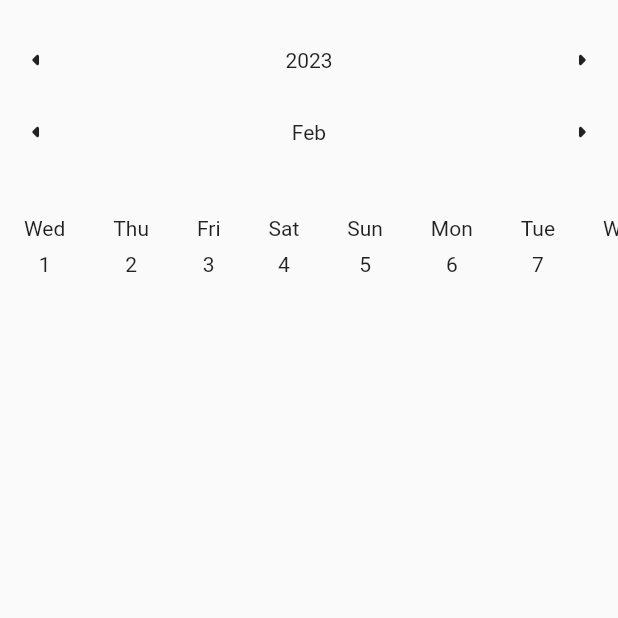
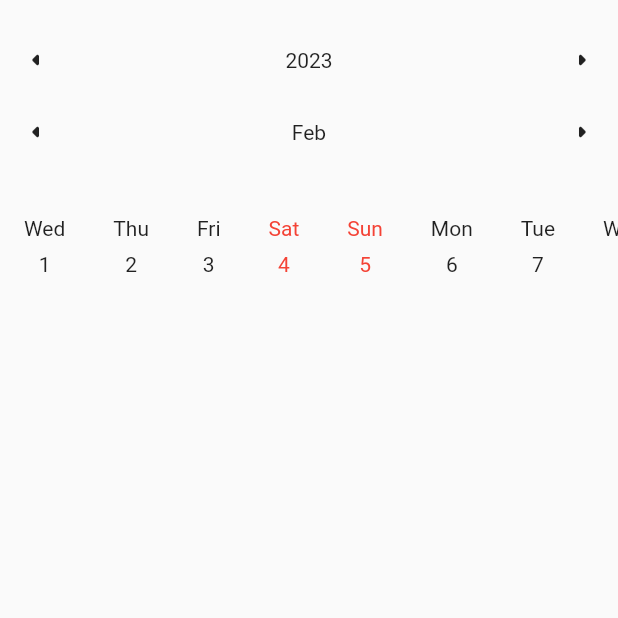
Before and after one commit to Harits19/daily_routine_app, a Flutter app: the screen it shows after launch, on a phone screen of 412 x 824 dp, the top half of it. Run offline on Flutter 3.47's test engine with Material 2 defaults, Android fonts, the phone set to English and light mode, and no system bars; drawn by our look-alikes of scrollable_positioned_list; our stand-ins replace logger, shared_preferences; generated files the repository leaves out were written again.

```diff
--- a/lib/src/constan/date.dart
+++ b/lib/src/constan/date.dart
@@ -1,3 +1,5 @@
+import 'package:daily_routine_app/src/models/daily_task_model.dart';
+
 class KDate {
   static List<String> get listOfMonths => [
         "dummy",
@@ -16,5 +18,5 @@ class KDate {
       ];
 
   static List<String> get listOfDays =>
-      ['dummy', "Mon", "Tue", "Wed", "Thu", "Fri", "Sat", "Sun"];
+      ['dummy', ...Weekend.values.map((e) => e.text)];
 }
--- /dev/null
+++ b/lib/src/home/action_view.dart
@@ -0,0 +1,45 @@
+import 'package:daily_routine_app/src/constan/size.dart';
+import 'package:daily_routine_app/src/widgets/touchable_opacity.dart';
+import 'package:flutter/material.dart';
+
+class ActionViewProps {
+  String text;
+  IconData icon;
+  VoidCallback onPress;
+  ActionViewProps({
+    required this.text,
+    required this.icon,
+    required this.onPress,
+  });
+}
+
+class ActionView extends StatelessWidget {
+  const ActionView({
+    super.key,
+    required this.e,
+  });
+
+  final ActionViewProps e;
+
+  @override
+  Widget build(BuildContext context) {
+    return TouchableOpacity(
+      onTap: e.onPress,
+      child: Card(
+        margin: const EdgeInsets.all(KSize.s8),
+        child: Padding(
+          padding: const EdgeInsets.all(KSize.s16),
+          child: Row(
+            children: [
+              Icon(e.icon),
+              const SizedBox(
+                width: KSize.s8,
+              ),
+              Text(e.text)
+            ],
+          ),
+        ),
+      ),
+    );
+  }
+}
--- a/lib/src/home/home_view.dart
+++ b/lib/src/home/home_view.dart
@@ -7,7 +7,7 @@ import 'package:daily_routine_app/src/models/time_of_day_model.dart';
 import 'package:daily_routine_app/src/task/controller/task_controller.dart';
 import 'package:daily_routine_app/src/utils/date_util.dart';
 import 'package:daily_routine_app/src/utils/logger_util.dart';
-import 'package:daily_routine_app/src/widgets/horizontal_calendar.dart';
+import 'package:daily_routine_app/src/home/horizontal_calendar.dart';
 import 'package:flutter/material.dart';
 import 'package:provider/provider.dart';
 
--- a/lib/src/widgets/horizontal_calendar.dart
+++ b/lib/src/home/horizontal_calendar.dart
@@ -1,5 +1,7 @@
 import 'package:daily_routine_app/src/constan/date.dart';
 import 'package:daily_routine_app/src/constan/size.dart';
+import 'package:daily_routine_app/src/home/action_view.dart';
+import 'package:daily_routine_app/src/home/util_view.dart';
 import 'package:daily_routine_app/src/utils/date_util.dart';
 import 'package:daily_routine_app/src/widgets/touchable_opacity.dart';
 import 'package:flutter/material.dart';
@@ -54,22 +56,52 @@ class _HorizontalCalendarState extends State<HorizontalCalendar> {
         itemBuilder: (context, index) {
           final day = index + 1;
           final isSelected = day == widget.selectedDate.day;
-          final textColor = isSelected ? Colors.white : null;
           final weekDay = DateTime(selectedYear, selectedMonth, day).weekday;
+          final isHoliday = weekDay == 6 || weekDay == 7;
+          final textColor = isSelected
+              ? Colors.white
+              : isHoliday
+                  ? Colors.red
+                  : null;
           return TouchableOpacity(
+            onLongPress: () {
+              UtilView.showActionView(
+                context,
+                actions: [
+                  ActionViewProps(
+                    text: "Copy",
+                    icon: Icons.copy,
+                    onPress: () {
+                      Navigator.pop(context);
+                      showModalBottomSheet(
+                          context: context,
+                          builder: (context) {
+                            return Column(
+                              children: [],
+                            );
+                          });
+                    },
+                  ),
+                ],
+              );
+            },
             onTap: () {
               scrollTo(index);
               final selectedDate = DateTime(selectedYear, selectedMonth, day);
               widget.onChangedDate(selectedDate);
             },
             child: Container(
-              color: isSelected ? Colors.blue : Colors.transparent,
+              color: isSelected
+                  ? isHoliday
+                      ? Colors.red
+                      : Colors.blue
+                  : Colors.transparent,
               padding: const EdgeInsets.all(KSize.s16),
               child: Column(
                 mainAxisAlignment: MainAxisAlignment.center,
                 children: [
                   Text(
-                    KDate.listOfDays[weekDay],
+                    KDate.listOfDays[weekDay].substring(0, 3),
                     style: TextStyle(color: textColor),
                   ),
                   const SizedBox(
--- a/lib/src/home/util_view.dart
+++ b/lib/src/home/util_view.dart
@@ -1,3 +1,4 @@
+import 'package:daily_routine_app/src/home/action_view.dart';
 import 'package:daily_routine_app/src/home/add_task_view.dart';
 import 'package:daily_routine_app/src/models/task_model.dart';
 import 'package:flutter/material.dart';
@@ -15,4 +16,22 @@ class UtilView {
           );
         });
   }
+
+  static Future<void> showActionView(
+    BuildContext context, {
+    required List<ActionViewProps> actions,
+  }) {
+    return showModalBottomSheet(
+        context: context,
+        builder: ((context) {
+          return Column(
+            mainAxisSize: MainAxisSize.min,
+            children: [
+              ...actions.map(
+                (e) => ActionView(e: e),
+              ),
+            ],
+          );
+        }));
+  }
 }
--- /dev/null
+++ b/lib/src/models/daily_task_model.dart
@@ -0,0 +1,38 @@
+import 'package:daily_routine_app/src/models/task_model.dart';
+
+class DailyTaskModel {
+  final Weekend weekend;
+  final List<TaskModel> tasks;
+  // final DateTime dateTime;
+
+  DailyTaskModel({
+    required this.tasks,
+    required this.weekend,
+    // required this.dateTime,
+  });
+
+  DailyTaskModel.fromJson(Map<String, dynamic> json)
+      : weekend = json["weekend"],
+        // dateTime = DateTime.parse(json['date_time']),
+        tasks =
+            (json['tasks'] as List).map((e) => TaskModel.fromJson(e)).toList();
+
+  Map<String, dynamic> toJson() => {
+        // 'date_time': dateTime.toString(),
+        "weekend": weekend,
+        'tasks': tasks.map((e) => e.toJson()),
+      };
+}
+
+enum Weekend {
+  monday(text: "Monday"),
+  tuesday(text: "Tuesday"),
+  wednesday(text: "Wednesday"),
+  thursday(text: "Thursday"),
+  friday(text: "Friday"),
+  saturday(text: "Saturday"),
+  sunday(text: "Sunday");
+
+  const Weekend({required this.text});
+  final String text;
+}
--- a/lib/src/models/task_model.dart
+++ b/lib/src/models/task_model.dart
@@ -21,8 +21,12 @@ class TaskModel {
         time = timeOfDayFromJson(json['time']),
         checked = json['checked'];
 
-  Map<String, dynamic> toJson() =>
-      {"id": id, 'title': title, 'time': time.toJson(), 'checked': checked};
+  Map<String, dynamic> toJson() => {
+        "id": id,
+        'title': title,
+        'time': time.toJson(),
+        'checked': checked,
+      };
 
   TaskModel copyWith({
     String? title,
```
Also changed, not shown: lib/src/home/task_view.dart (+4 -44 lines).
